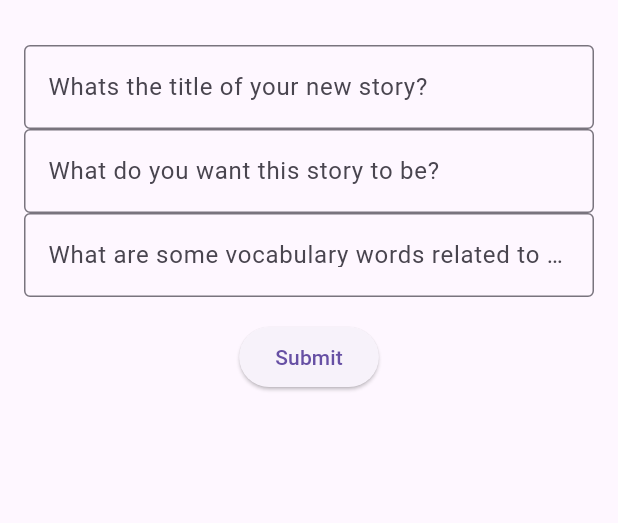
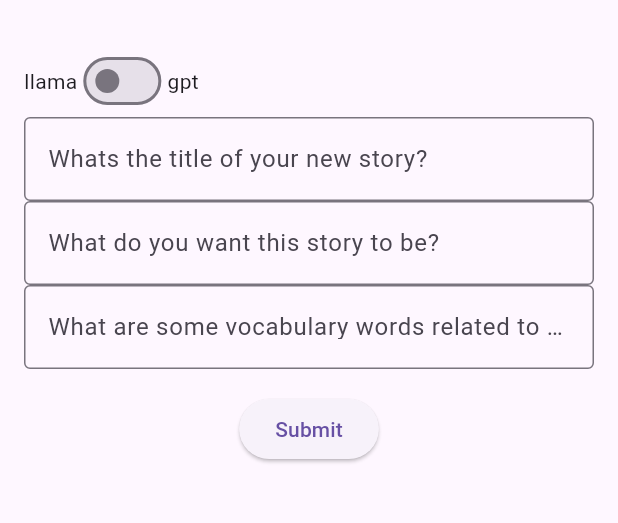
Before and after one commit to NickKornienko/Wonder-Words, a Flutter app: the screen it shows after launch, after a tap on "Submit", on a phone screen of 412 x 824 dp, the part 63-586 px from its top. Run offline on Flutter 3.47's test engine with Material 3 defaults, Android fonts, the phone set to English and light mode, and no system bars.

Commit message:
model prompt toggle

```diff
--- a/wonder_words_flutter_application/lib/storyDetails.dart
+++ b/wonder_words_flutter_application/lib/storyDetails.dart
@@ -20,8 +20,13 @@ Future<String> _loadApiKeyFromConfigFile(String configFileName) async {
 
 class StoryDetails extends StatefulWidget {
   final Function(Map<String, dynamic>) onSubmit;
-
-  StoryDetails({required this.onSubmit});
+  final String model;
+  List<String> models = ['gpt', 'llama'];
+  StoryDetails({required this.onSubmit, required this.model}) {
+    if (!models.contains(model)) {
+      throw ArgumentError('Invalid model: $model. Valid models are: ${models.join(', ')}');
+    }
+  }
 
   @override
   _StoryDetailsState createState() => _StoryDetailsState();
@@ -57,9 +62,6 @@ class _StoryDetailsState extends State<StoryDetails> {
       };
     });
     StoryRequest storyRequest = StoryRequest.fromJson(_submittedData);
-    // Print the storyRequest object to verify the data
-    //print(storyRequest.formatStoryRequest(model = 'llama'));
-    //to-do: remove print statement and replace with a call to the API
     if (model == 'llama') {
       WidgetsFlutterBinding.ensureInitialized();
       final hfKey = await _loadApiKeyFromConfigFile('hf_token.json');
@@ -69,7 +71,7 @@ class _StoryDetailsState extends State<StoryDetails> {
       final response = await openai.chatCompletionsCreate({
         "model": "tgi",
         "messages": [
-          {"role": "user", "content": storyRequest.formatStoryRequest(model = 'llama')}
+          {"role": "user", "content": storyRequest.formatStoryRequest(model)}
         ],
         'max_tokens': 150,
         'stream': false
--- a/wonder_words_flutter_application/lib/storyDetailsForm.dart
+++ b/wonder_words_flutter_application/lib/storyDetailsForm.dart
@@ -22,21 +22,49 @@ class _StoryDetailsFormState extends State<StoryDetailsForm> {
     });
   }
 
+  String _model = 'llama';
+
+  void _toggleModel() {
+    setState(() {
+      _model = _model == 'llama' ? 'gpt' : 'llama';
+    });
+  }
+
   @override
   Widget build(BuildContext context) {
     return MaterialApp(
       home: Scaffold(
         appBar: AppBar(
-          title: Text("Wonder Words"),
+          title: const Text("Wonder Words"),
         ),
-        body: Center(
-          child: Padding(
-            padding: const EdgeInsets.all(16.0),
-            child: StoryDetails(onSubmit: _handleSubmittedData),
+        body: SingleChildScrollView(
+          child: Center(
+            child: Padding(
+              padding: const EdgeInsets.all(16.0),
+              child: Column(
+                mainAxisAlignment: MainAxisAlignment.center,
+                children: [
+                  Row(
+                    mainAxisAlignment: MainAxisAlignment.start,
+                    children: [
+                      const Text('llama'),
+                      Switch(
+                        value: _model == 'gpt',
+                        onChanged: (value) {
+                          _toggleModel();
+                        },
+                      ),
+                      const Text('gpt'),
+                    ],
+                  ),
+                  StoryDetails(onSubmit: _handleSubmittedData, model: _model),
+                  const SizedBox(height: 20),
+                ],
+              ),
+            ),
           ),
         ),
       ),
     );
   }
-
 }
```
